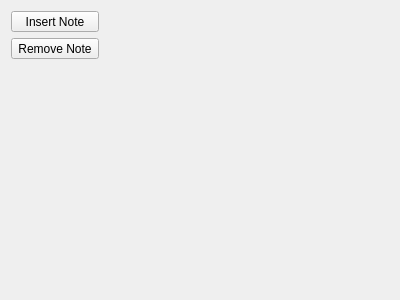
Above: plugins/textshape/dialogs/SimpleAnnotationWidget.ui from KDE/calligra before the change. Below: the same form after it.
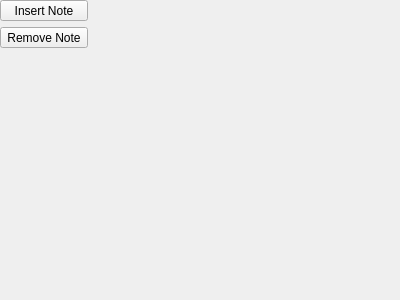
That is the form after the change.

Commit message: Improve layout of more KoModeBox tab for textshape

Diff of the .ui file:
```diff
--- a/plugins/textshape/dialogs/SimpleAnnotationWidget.ui
+++ b/plugins/textshape/dialogs/SimpleAnnotationWidget.ui
@@ -11,12 +11,15 @@
    </rect>
   </property>
   <property name="sizePolicy">
-   <sizepolicy hsizetype="Preferred" vsizetype="Minimum">
+   <sizepolicy hsizetype="Preferred" vsizetype="Fixed">
     <horstretch>0</horstretch>
     <verstretch>0</verstretch>
    </sizepolicy>
   </property>
   <layout class="QGridLayout" name="gridLayout">
+   <property name="margin">
+    <number>0</number>
+   </property>
    <item row="0" column="0">
     <widget class="QToolButton" name="insertAnnotation">
      <property name="sizePolicy">
```
The commit also changes 5 other files.
